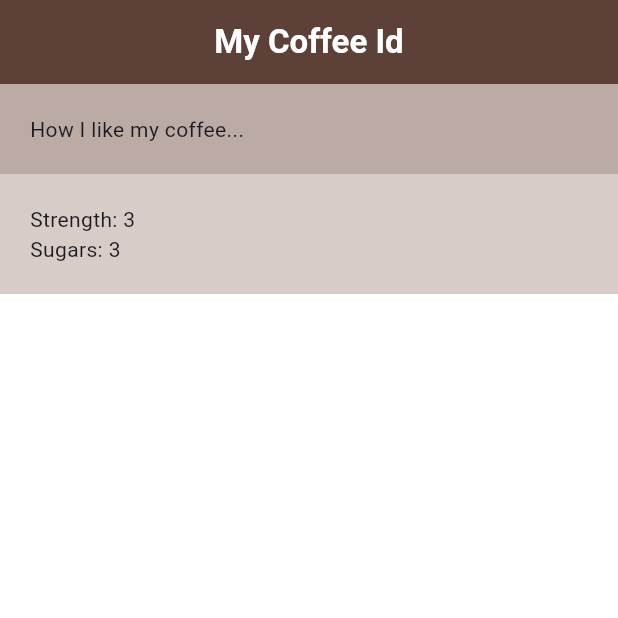
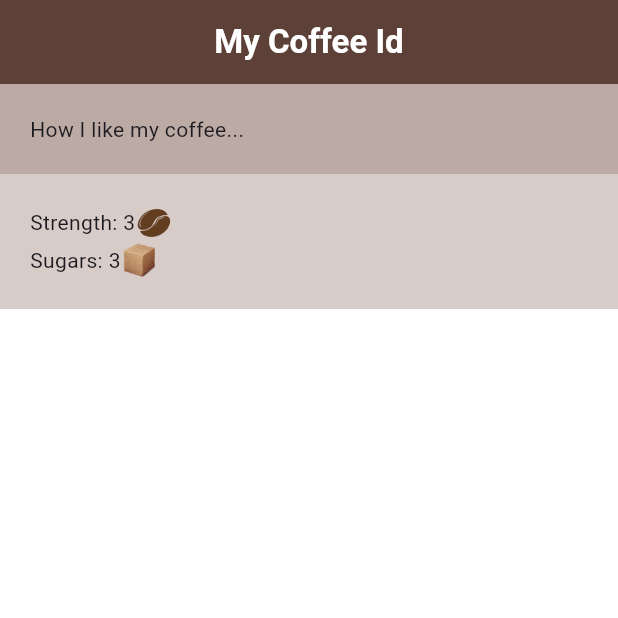
Before and after one commit to mzahalan/FlutterCrashCourse, a Flutter app: the screen it shows after launch, on a phone screen of 412 x 824 dp, the top half of it. Run offline on Flutter 3.47's test engine with Material 3 defaults, Android fonts, the phone set to English and light mode, and no system bars.

Commit message:
Lesson 13 - Images
Added 3 images to an assets/img folder.
updated the pubspec file to pull in those assets.
updated the coffee_prefs screen to show images next to Sugar and Strength. Also gave the images a clear background by setting the color to the background color, and using BendMode.multiply

```diff
--- a/coffee_card/lib/screens/coffee_prefs.dart
+++ b/coffee_card/lib/screens/coffee_prefs.dart
@@ -5,20 +5,28 @@ class CoffeePrefs extends StatelessWidget {
 
   @override
   Widget build(BuildContext context) {
-    return const Column(
+    return Column(
       children: [
         Row(
           children: [
-            Text('Strength: '),
-            Text('3'),
-            SizedBox(width: 50),
+            const Text('Strength: '),
+            const Text('3'),
+            Image.asset('assets/img/coffee_bean.png',
+            width: 25,
+            color: Colors.brown[100],
+            colorBlendMode: BlendMode.multiply,),
+            const SizedBox(width: 50),
           ],
         ),
         Row(
           children: [
-            Text('Sugars: '),
-            Text('3'),
-            SizedBox(width: 50),
+            const Text('Sugars: '),
+            const Text('3'),
+            Image.asset('assets/img/sugar_cube.png',
+            width: 25,
+            color: Colors.brown[100],
+            colorBlendMode: BlendMode.multiply),
+            const SizedBox(width: 50),
           ],
         ),
       ],
--- a/coffee_card/pubspec.yaml
+++ b/coffee_card/pubspec.yaml
@@ -58,7 +58,10 @@ flutter:
   uses-material-design: true
 
   # To add assets to your application, add an assets section, like this:
-  # assets:
+  assets:
+    - assets/img/coffee_bg.jpg
+    - assets/img/coffee_bean.png
+    - assets/img/sugar_cube.png
   #   - images/a_dot_burr.jpeg
   #   - images/a_dot_ham.jpeg
 
```
Also changed, not shown: coffee_card/assets/img/coffee_bean.png (added), coffee_card/assets/img/sugar_cube.png (added), 1 other file.
